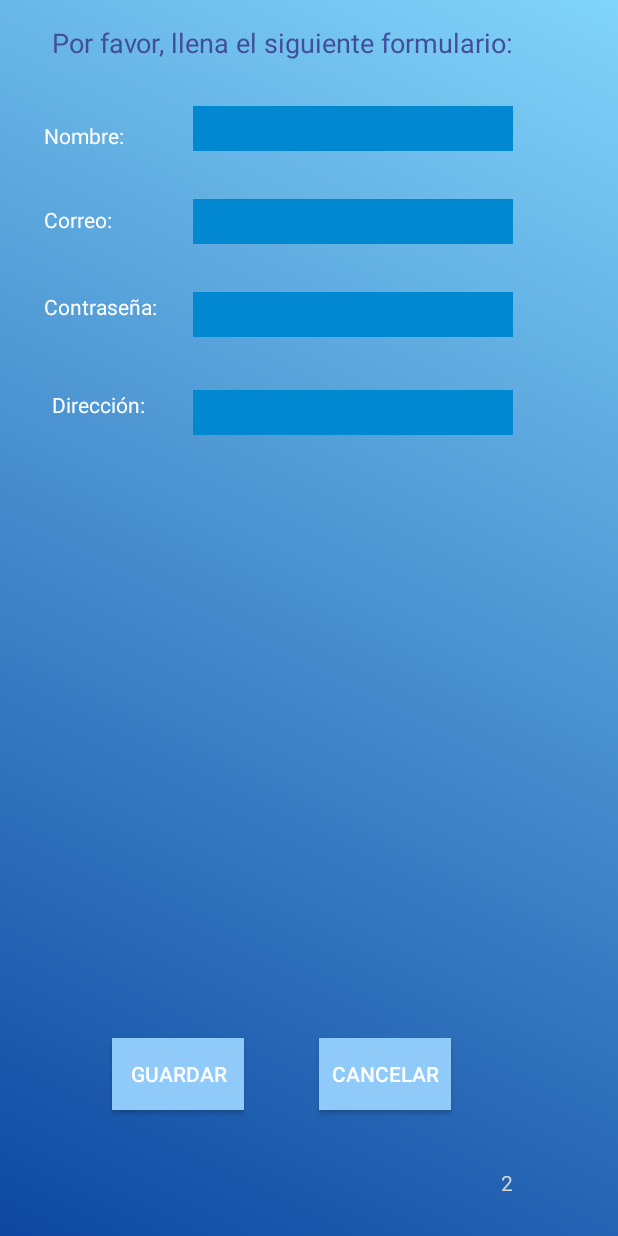
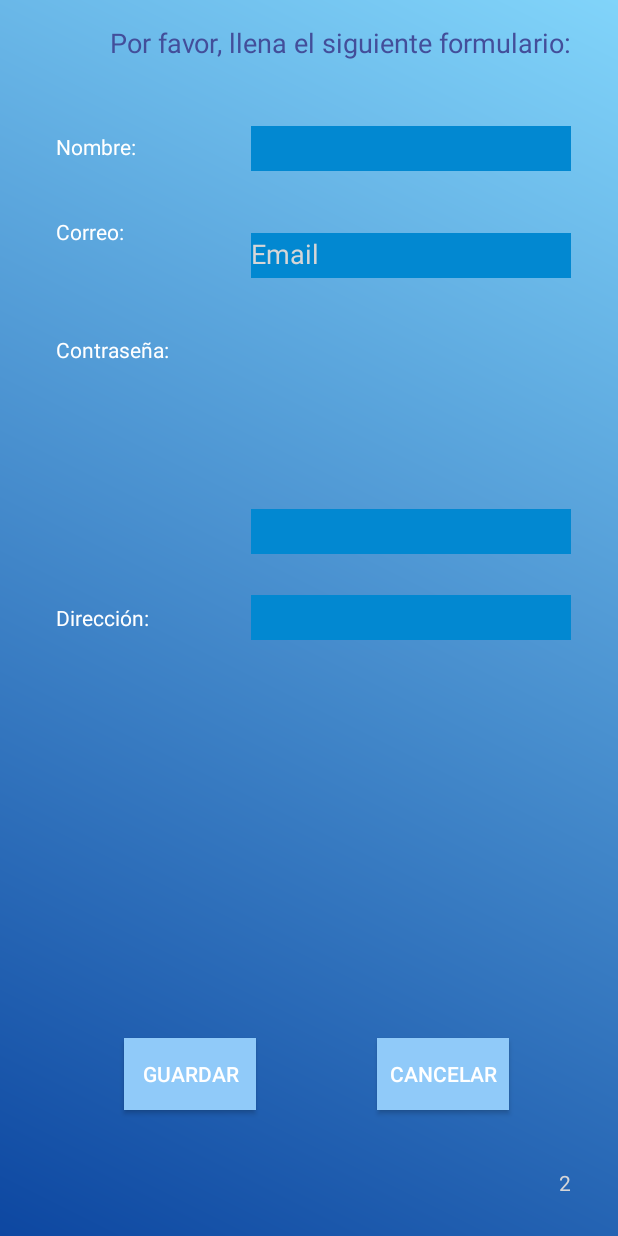
Before and after one commit to lindagtz/EasyCarWash, an Android app: the RegistroCliente screen opened directly, with no data from a screen before it, on a phone screen of 412 x 824 dp. Run offline under Robolectric (Android 15) with nearby library versions, the phone set to English and light mode, and no system bars.

Commit message:
registro validados y consulta autos ok

```diff
--- a/app/src/main/java/lindagtz/co/easycarwash/RegistroCliente.java
+++ b/app/src/main/java/lindagtz/co/easycarwash/RegistroCliente.java
@@ -2,9 +2,11 @@
 
 import android.content.Intent;
 import android.os.AsyncTask;
+import android.support.design.widget.TextInputLayout;
 import android.support.v7.app.AppCompatActivity;
 import android.os.Bundle;
 import android.util.Log;
+import android.util.Patterns;
 import android.view.View;
 import android.widget.Button;
 import android.widget.EditText;
@@ -29,6 +31,8 @@
     EditText name, email, password, direccion;
     TextView auth_id;
     Button regCancelar, regGuardar;
+    TextInputLayout inputEmail;
+    boolean Inpmail=false;
 
     @Override
 
@@ -43,16 +47,40 @@
         direccion = (EditText) findViewById(R.id.edDireccionc);
         auth_id=(TextView) findViewById(R.id.txtperm);
         regGuardar = (Button) findViewById(R.id.regGuardar);
+        inputEmail=(TextInputLayout)findViewById(R.id.inpemail);
+
+        final String emaail = email.getText().toString();
+        final String namee = name.getText().toString();
+        final String pass = password.getText().toString();
+        final String dir = direccion.getText().toString();
+
+
 
         regGuardar.setOnClickListener(new View.OnClickListener() {
             @Override
             public void onClick(View v) {
+                if(name.getText().toString().isEmpty() || password.getText().toString().isEmpty() || email.getText().toString().isEmpty() || direccion.getText().toString().isEmpty()){
+                    Toast.makeText(getApplicationContext(), "Por favor, llene todos los datos", Toast.LENGTH_LONG).show();
+Log.i("ss",email.getText().toString());
+                    Log.i("so",emaail);
 
-                //new RegistroCliente.CargarDatos().execute("http://easycarwash.hol.es/registrocli.php?name=" + name.getText().toString() + "&email=" + email.getText().toString()+ "&password=" + password.getText().toString()+ "&direccion=" + direccion.getText().toString()+ "&telefono=" + telefono.getText().toString()+ "&tipo=" + tipo.getText().toString()+ "&color=" + color.getText().toString()+ "&marca=" + marca.getText().toString() + "&auth_id=" + auth_id.getText().toString());
-                new RegistroCliente.CargarDatos().execute("http://easycarwash.hol.es/registrocli.php?name=" +
-                        name.getText().toString() + "&email=" + email.getText().toString()+ "&password=" +
-                        password.getText().toString()+ "&direccion=" +
-                        direccion.getText().toString()+"&auth_id=" + auth_id.getText().toString());
+
+                } if(Patterns.EMAIL_ADDRESS.matcher(email.getText().toString()).matches()==false){
+                    inputEmail.setError("Correo inválido");
+                    Inpmail=false;
+                    Log.i("ss",email.getText().toString());
+                    Log.i("so",emaail);
+
+                }else {
+                    Inpmail = true;
+                    inputEmail.setError(null);
+
+                    //new RegistroCliente.CargarDatos().execute("http://easycarwash.hol.es/registrocli.php?name=" + name.getText().toString() + "&email=" + email.getText().toString()+ "&password=" + password.getText().toString()+ "&direccion=" + direccion.getText().toString()+ "&telefono=" + telefono.getText().toString()+ "&tipo=" + tipo.getText().toString()+ "&color=" + color.getText().toString()+ "&marca=" + marca.getText().toString() + "&auth_id=" + auth_id.getText().toString());
+                    new RegistroCliente.CargarDatos().execute("http://easycarwash.hol.es/registrocli.php?name=" +
+                            name.getText().toString() + "&email=" + email.getText().toString() + "&password=" +
+                            password.getText().toString() + "&direccion=" +
+                            direccion.getText().toString() + "&auth_id=" + auth_id.getText().toString());
+                }
 
             }
         });
--- a/app/src/main/res/layout/activity_infocarwash.xml
+++ b/app/src/main/res/layout/activity_infocarwash.xml
@@ -80,7 +80,7 @@
         android:layout_alignParentTop="true"
         android:layout_centerHorizontal="true"
         android:textColor="@color/cast_expanded_controller_background_color"
-        android:textSize="30sp" />
+        android:textSize="14sp" />
 
     <ImageView
         android:layout_width="80dp"
--- a/app/src/main/res/layout/activity_registro_cli.xml
+++ b/app/src/main/res/layout/activity_registro_cli.xml
@@ -11,48 +11,6 @@
     android:background="@drawable/login_background"
     tools:context="lindagtz.co.easycarwash.RegistroCliente">
 
-
-    <TextView
-        android:text="Nombre:"
-        android:layout_width="wrap_content"
-        android:layout_height="wrap_content"
-        android:layout_alignTop="@+id/edNamec"
-        android:layout_alignParentStart="true"
-        android:layout_marginStart="13dp"
-        android:textColor="#ffff"
-        android:layout_marginTop="10dp"
-        android:id="@+id/textView4" />
-
-    <TextView
-        android:text="Correo:"
-        android:layout_width="wrap_content"
-        android:layout_height="wrap_content"
-        android:layout_below="@+id/edNamec"
-        android:textColor="#ffff"
-        android:layout_alignStart="@+id/textView4"
-        android:layout_marginTop="36dp"
-        android:id="@+id/textView5" />
-
-    <EditText
-        android:layout_width="wrap_content"
-        android:layout_height="30dp"
-        android:inputType="textEmailAddress"
-        android:ems="10"
-        android:background="#0288D1"
-        android:id="@+id/edEmailc"
-        android:layout_alignBaseline="@+id/textView5"
-        android:layout_alignBottom="@+id/textView5"
-        android:layout_alignStart="@+id/edNamec" />
-
-    <TextView
-        android:text="Contraseña:"
-        android:layout_width="wrap_content"
-        android:layout_height="wrap_content"
-        android:layout_below="@+id/edEmailc"
-        android:textColor="#ffff"
-        android:layout_alignStart="@+id/textView5"
-        android:layout_marginTop="32dp"
-        android:id="@+id/textView7" />
 
     <Button
         android:text="Guardar"
@@ -99,24 +57,45 @@
     <EditText
         android:layout_width="wrap_content"
         android:layout_height="30dp"
-        android:inputType="textPersonName"
-        android:ems="10"
-        android:background="#0288D1"
-        android:layout_marginTop="30dp"
-        android:id="@+id/edNamec"
-        android:layout_below="@+id/textView"
-        android:layout_toEndOf="@+id/textView7"
-        android:layout_marginStart="24dp" />
-
-    <EditText
-        android:layout_width="wrap_content"
-        android:layout_height="30dp"
         android:inputType="textPassword"
         android:ems="10"
         android:background="#0288D1"
         android:id="@+id/edPasswordc"
-        android:layout_alignTop="@+id/textView7"
-        android:layout_alignStart="@+id/edEmailc" />
+        android:layout_marginEnd="15dp"
+        android:layout_above="@+id/edDireccionc"
+        android:layout_alignParentEnd="true"
+        android:layout_marginBottom="27dp" />
+
+    <TextView
+        android:text="Nombre:"
+        android:layout_width="wrap_content"
+        android:layout_height="wrap_content"
+        android:layout_marginStart="21dp"
+        android:textColor="#ffff"
+        android:layout_marginTop="47dp"
+        android:id="@+id/textView4"
+        android:layout_below="@+id/textView"
+        android:layout_alignParentStart="true" />
+
+    <TextView
+        android:text="Contraseña:"
+        android:layout_width="wrap_content"
+        android:layout_height="wrap_content"
+        android:textColor="#ffff"
+        android:layout_marginTop="116dp"
+        android:id="@+id/textView7"
+        android:layout_below="@+id/textView4"
+        android:layout_alignStart="@+id/textView4" />
+
+    <TextView
+        android:text="Correo:"
+        android:layout_width="wrap_content"
+        android:layout_height="wrap_content"
+        android:textColor="#ffff"
+        android:id="@+id/textView5"
+        android:layout_below="@+id/textView4"
+        android:layout_alignStart="@+id/textView4"
+        android:layout_marginTop="37dp" />
 
     <TextView
         android:text="Dirección:"
@@ -124,9 +103,41 @@
         android:layout_height="wrap_content"
         android:textColor="#ffff"
         android:id="@+id/textView8"
-        android:layout_marginTop="35dp"
-        android:layout_below="@+id/edPasswordc"
-        android:layout_alignStart="@+id/textView" />
+        android:layout_centerVertical="true"
+        android:layout_alignStart="@+id/textView7" />
+
+    <EditText
+        android:layout_width="wrap_content"
+        android:layout_height="30dp"
+        android:inputType="textPersonName"
+        android:ems="10"
+        android:background="#0288D1"
+        android:id="@+id/edNamec"
+        android:layout_alignBaseline="@+id/textView4"
+        android:layout_alignBottom="@+id/textView4"
+        android:layout_alignStart="@+id/edPasswordc" />
+
+    <android.support.design.widget.TextInputLayout
+        android:layout_width="match_parent"
+        android:layout_height="wrap_content"
+        android:id="@+id/inpemail"
+        android:textColorHint="@color/cast_expanded_controller_text_color"
+        android:layout_alignTop="@+id/textView5"
+        android:hint="Email"
+        android:layout_alignStart="@+id/edNamec">
+
+
+        <EditText
+            android:layout_width="wrap_content"
+            android:layout_height="30dp"
+            android:inputType="textEmailAddress"
+            android:ems="10"
+            android:background="#0288D1"
+            android:id="@+id/edEmailc"
+            android:layout_alignBaseline="@+id/textView5"
+            android:layout_alignBottom="@+id/textView5"
+            android:layout_alignStart="@+id/edNamec" />
+    </android.support.design.widget.TextInputLayout>
 
     <EditText
         android:layout_width="wrap_content"
@@ -135,7 +146,7 @@
         android:ems="10"
         android:background="#0288D1"
         android:id="@+id/edDireccionc"
-        android:layout_alignTop="@+id/textView8"
-        android:layout_alignStart="@+id/edPasswordc" />
+        android:layout_centerVertical="true"
+        android:layout_alignStart="@+id/inpemail" />
 
 </RelativeLayout>
```
Also changed, not shown: app/src/main/java/lindagtz/co/easycarwash/Maps.java (+9 -9 lines).
